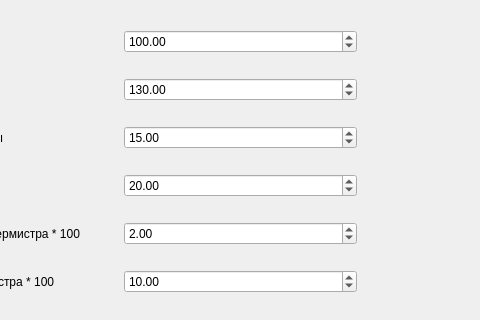
Above: pid/widget.ui from john27328/pid before the change; both pictures show x 127 to 607 and y 0 to 320 of the 973 by 513 pixel window. Below: the same form after it.
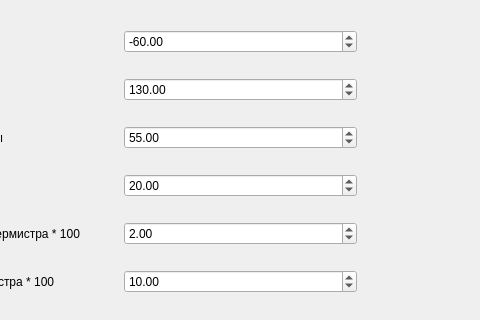
That is the form after the change.

Commit message: двунаправленый регулятор

What changed in the file:
```diff
--- a/pid/widget.ui
+++ b/pid/widget.ui
@@ -30,13 +30,13 @@
          <item>
           <widget class="QDoubleSpinBox" name="pGenDSB">
            <property name="minimum">
-            <double>0.000000000000000</double>
+            <double>-3000.000000000000000</double>
            </property>
            <property name="maximum">
             <double>3000.000000000000000</double>
            </property>
            <property name="value">
-            <double>100.000000000000000</double>
+            <double>-60.000000000000000</double>
            </property>
           </widget>
          </item>
@@ -84,7 +84,7 @@
             <double>3000.000000000000000</double>
            </property>
            <property name="value">
-            <double>15.000000000000000</double>
+            <double>55.000000000000000</double>
            </property>
           </widget>
          </item>
```
The commit also changes 2 other files.
